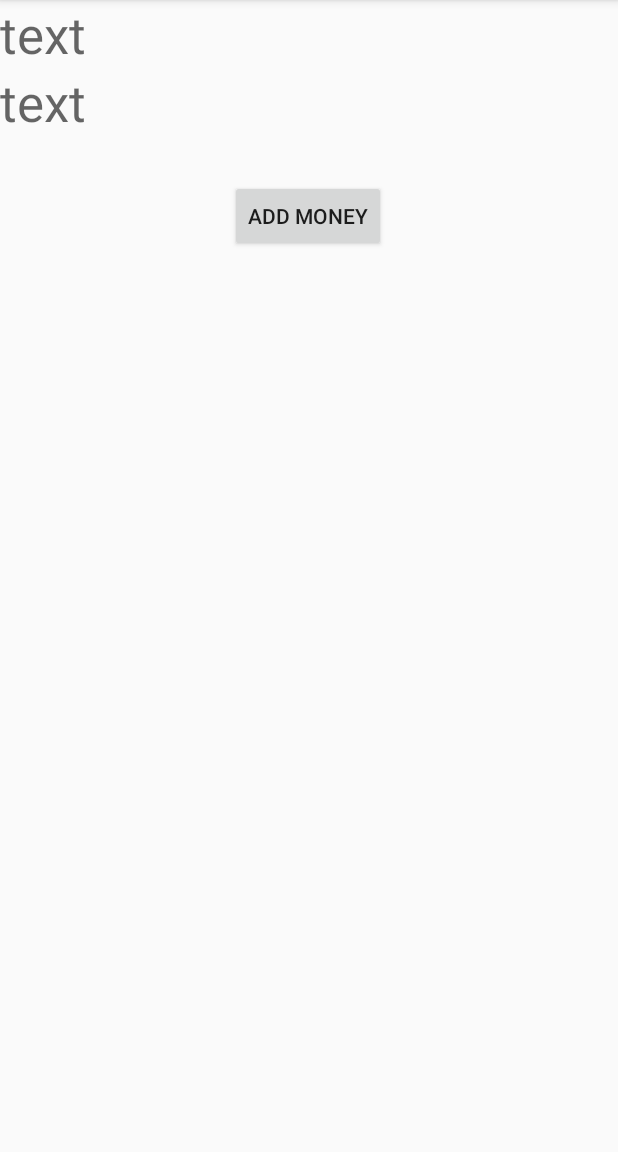
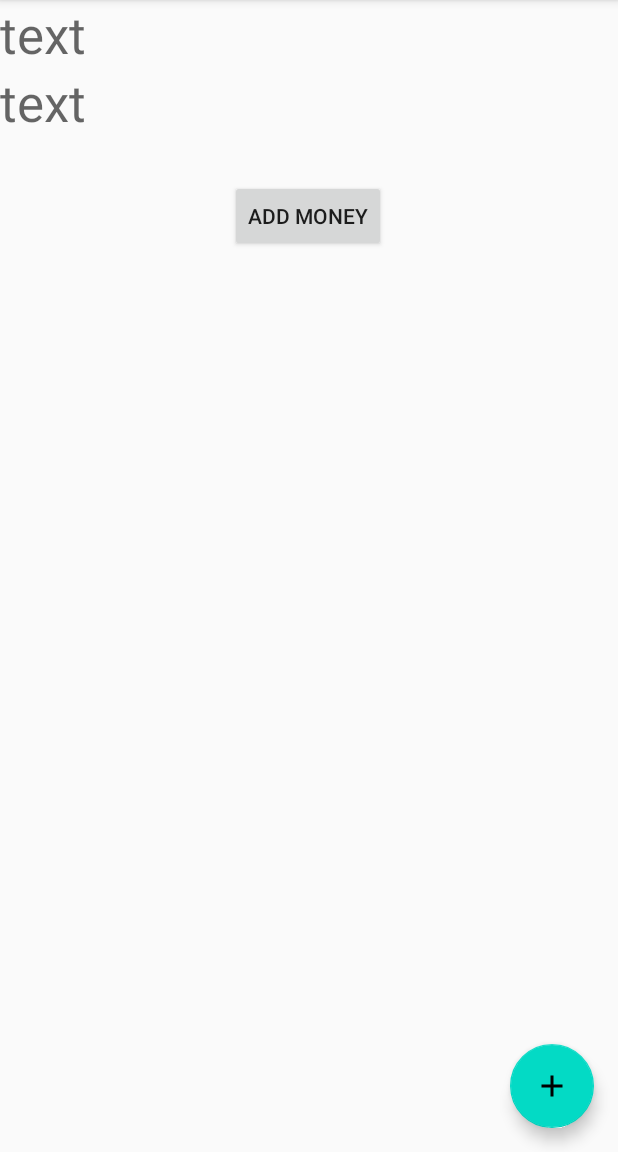
Before and after one commit to Trupendo/FinHealth, an Android app: the MainFragment screen opened through its navigation route, on a phone screen of 412 x 824 dp, the part 84-1236 px from its top. Run offline under Robolectric (Android 15) with nearby library versions, the phone set to English and light mode, and no system bars; our stand-ins replace Firebase (no records; nobody signed in at launch, a user with empty details on screens opened directly); 3 statements that could not run were skipped.

Commit message:
Add money screen zatial prazdna

```diff
--- a/app/src/main/java/devetlopers/finhealth/MainFragment.java
+++ b/app/src/main/java/devetlopers/finhealth/MainFragment.java
@@ -14,6 +14,7 @@ import android.widget.Button;
 import android.widget.TextView;
 import android.widget.Toast;
 
+import com.google.android.material.floatingactionbutton.FloatingActionButton;
 import com.google.firebase.auth.FirebaseAuth;
 import com.google.firebase.firestore.FirebaseFirestore;
 import com.google.firebase.firestore.SetOptions;
@@ -50,6 +51,7 @@ public class MainFragment extends Fragment {
         TextView docasneMeno = view.findViewById(R.id.docasne);
         TextView docasnyZostatok = view.findViewById(R.id.docasne2);
         Button buttonPlus = view.findViewById(R.id.button);
+        FloatingActionButton addMoneyButton = view.findViewById(R.id.btnAddMoney);
 
         docasneMeno.setText(user.getLoggedUser().getName() + " " + user.getLoggedUser().getSurname());
         docasnyZostatok.setText("Zostatok: " + user.getLoggedUser().getZostatok());
@@ -63,5 +65,9 @@ public class MainFragment extends Fragment {
             });
             docasnyZostatok.setText("Zostatok: " + user.getLoggedUser().getZostatok());
         });
+
+        addMoneyButton.setOnClickListener(view1 -> {
+            Navigation.findNavController(view).navigate(R.id.action_mainFragment_to_addMoneyFragment);
+        });
     }
 }
--- /dev/null
+++ b/app/src/main/res/drawable/ic_add.xml
@@ -0,0 +1,9 @@
+<vector xmlns:android="http://schemas.android.com/apk/res/android"
+    android:width="24dp"
+    android:height="24dp"
+    android:viewportWidth="24"
+    android:viewportHeight="24">
+  <path
+      android:fillColor="#FF000000"
+      android:pathData="M19,13h-6v6h-2v-6H5v-2h6V5h2v6h6v2z"/>
+</vector>
--- a/app/src/main/res/layout/fragment_main.xml
+++ b/app/src/main/res/layout/fragment_main.xml
@@ -6,8 +6,6 @@
     android:layout_width="match_parent"
     android:layout_height="match_parent"
     tools:context=".MainFragment">
-
-    <!-- TODO: Update blank fragment layout -->
 
     <TextView
         android:id="@+id/docasne"
@@ -38,4 +36,16 @@
         app:layout_constraintStart_toStartOf="parent"
         app:layout_constraintTop_toTopOf="parent" />
 
+    <com.google.android.material.floatingactionbutton.FloatingActionButton
+        android:id="@+id/btnAddMoney"
+        android:layout_width="wrap_content"
+        android:layout_height="wrap_content"
+        android:layout_marginEnd="16dp"
+        android:layout_marginBottom="16dp"
+        android:clickable="true"
+        android:src="@drawable/ic_add"
+        app:layout_constraintBottom_toBottomOf="parent"
+        app:layout_constraintEnd_toEndOf="parent" />
+
+
 </androidx.constraintlayout.widget.ConstraintLayout>
--- a/app/src/main/res/navigation/main_graph.xml
+++ b/app/src/main/res/navigation/main_graph.xml
@@ -9,7 +9,11 @@
         android:id="@+id/mainFragment"
         android:name="devetlopers.finhealth.MainFragment"
         android:label="fragment_main"
-        tools:layout="@layout/fragment_main" />
+        tools:layout="@layout/fragment_main" >
+        <action
+            android:id="@+id/action_mainFragment_to_addMoneyFragment"
+            app:destination="@id/addMoneyFragment" />
+    </fragment>
     <fragment
         android:id="@+id/loginFragment"
         android:name="devetlopers.finhealth.LoginFragment"
@@ -30,4 +34,9 @@
         android:name="devetlopers.finhealth.RegistrationFragment"
         android:label="fragment_registration"
         tools:layout="@layout/fragment_registration" />
+    <fragment
+        android:id="@+id/addMoneyFragment"
+        android:name="devetlopers.finhealth.AddMoneyFragment"
+        android:label="fragment_add_money"
+        tools:layout="@layout/fragment_add_money" />
 </navigation>
```
Also changed, not shown: app/src/main/java/devetlopers/finhealth/AddMoneyFragment.java (added, +28 -0 lines), app/src/main/res/layout/fragment_add_money.xml (added, +14 -0 lines).
